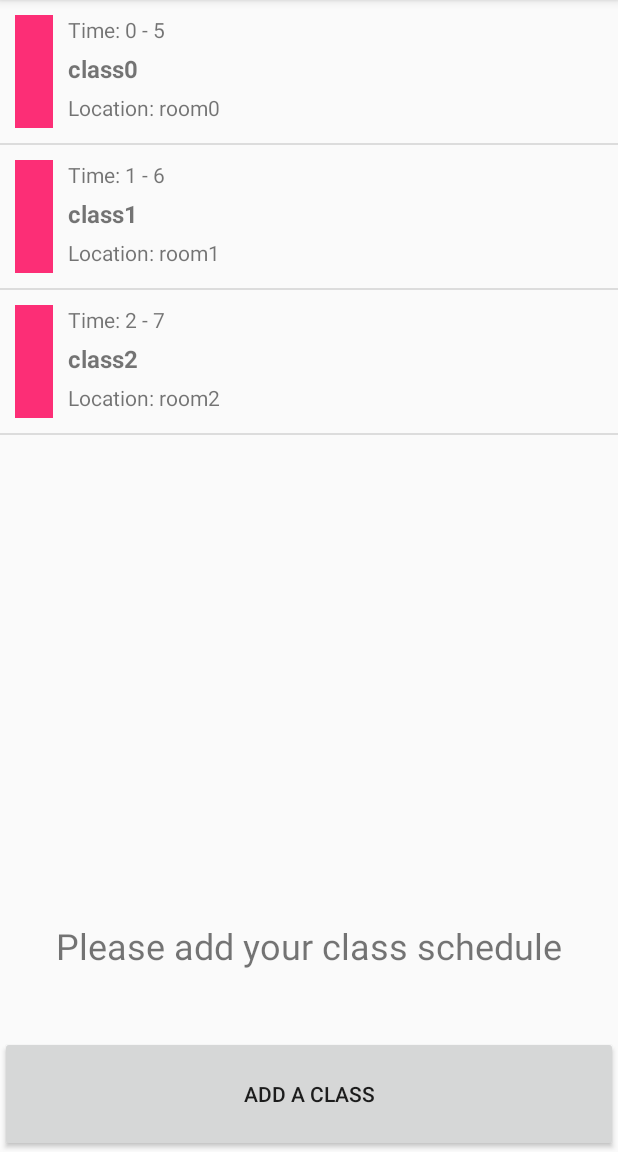
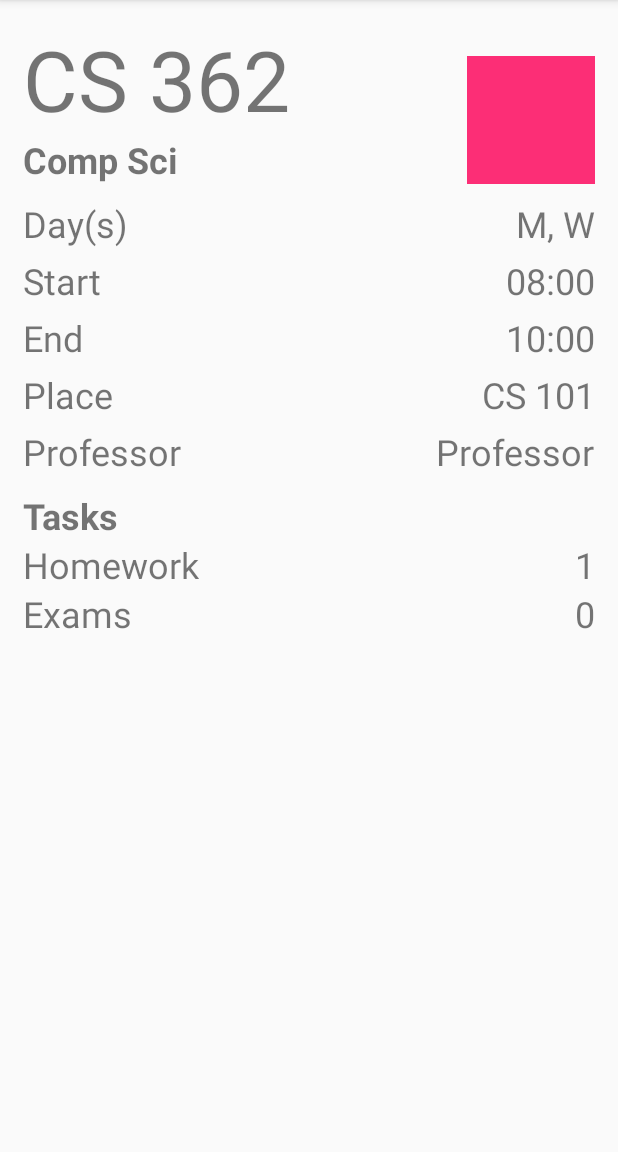
Before and after one commit to dannyboy15/cpsc362project, an Android app: the MainActivity screen opened directly, with no data from a screen before it, after a tap on "Time:", on a phone screen of 412 x 824 dp, the part 84-1236 px from its top. Run offline under Robolectric (Android 15) with nearby library versions, the phone set to English and light mode, and no system bars; 1 statement that could not run was skipped.

Commit message:
Add feature to click on list item to view more info.

```diff
--- a/app/src/main/AndroidManifest.xml
+++ b/app/src/main/AndroidManifest.xml
@@ -20,6 +20,7 @@
         </activity>
         <activity android:name=".Main2Activity" />
         <activity android:name=".MainActivity" />
+        <activity android:name=".ClassInfoFull" />
         <activity android:name=".SignUpActivity"></activity>
     </application>
 
--- a/app/src/main/java/titanimite/cpsc362/csuf/com/mycsuf/ClassAdapter.java
+++ b/app/src/main/java/titanimite/cpsc362/csuf/com/mycsuf/ClassAdapter.java
@@ -2,6 +2,7 @@ package titanimite.cpsc362.csuf.com.mycsuf;
 
 import android.app.Activity;
 import android.content.Context;
+import android.content.Intent;
 import android.content.res.Resources;
 import android.util.Log;
 import android.view.LayoutInflater;
@@ -17,6 +18,8 @@ import org.json.JSONObject;
 
 import java.util.ArrayList;
 
+import static android.content.Intent.FLAG_ACTIVITY_NEW_TASK;
+
 /**
  * Created by Daniel on 10/2/17.
  */
@@ -25,6 +28,7 @@ public class ClassAdapter extends BaseAdapter implements View.OnClickListener {
 
     /*********** Declare Used Variables *********/
     private Activity activity;
+    private Context context;
     private JSONArray data;
     private static LayoutInflater inflater = null;
     JSONObject tempValues = null;
@@ -33,10 +37,11 @@ public class ClassAdapter extends BaseAdapter implements View.OnClickListener {
 
 
     /*************  CustomAdapter Constructor *****************/
-    public ClassAdapter(Activity a, JSONArray d) {
+    public ClassAdapter(Activity a, Context c, JSONArray d) {
 
         /********** Take passed values **********/
         activity = a;
+        context = c;
         data = d;
 
         /***********  Layout inflator to call external xml layout () ***********/
@@ -127,6 +132,13 @@ public class ClassAdapter extends BaseAdapter implements View.OnClickListener {
 
             Toast toast = Toast.makeText(context, text, duration);
             toast.show();
+
+        Intent intent = new Intent(context, ClassInfoFull.class);
+        intent.addFlags(FLAG_ACTIVITY_NEW_TASK);
+        intent.putextra("your_extra","your_class_value");
+        context.startActivity(intent);
+
+//        finish();
     }
 
     /********* Create a holder Class to contain inflated xml file elements *********/
--- /dev/null
+++ b/app/src/main/java/titanimite/cpsc362/csuf/com/mycsuf/ClassInfoFull.java
@@ -0,0 +1,17 @@
+package titanimite.cpsc362.csuf.com.mycsuf;
+
+import android.os.Bundle;
+import android.support.annotation.Nullable;
+import android.support.v7.app.AppCompatActivity;
+
+/**
+ * Created by Daniel on 10/2/17.
+ */
+
+public class ClassInfoFull extends AppCompatActivity {
+    @Override
+    protected void onCreate(@Nullable Bundle savedInstanceState) {
+        super.onCreate(savedInstanceState);
+        setContentView(R.layout.activity_class_info_full);
+    }
+}
--- a/app/src/main/java/titanimite/cpsc362/csuf/com/mycsuf/MainActivity.java
+++ b/app/src/main/java/titanimite/cpsc362/csuf/com/mycsuf/MainActivity.java
@@ -45,7 +45,7 @@ public class MainActivity extends AppCompatActivity {
 
         getSampleData();
 
-        adapter = new ClassAdapter(this, allClasses);
+        adapter = new ClassAdapter(this, getApplicationContext(), allClasses);
         listView.setAdapter(adapter);
 
 //        addClassMsg = (TextView)findViewById(R.id.addClassMsgTextView);
--- /dev/null
+++ b/app/src/main/res/layout/activity_class_info_full.xml
@@ -0,0 +1,194 @@
+<?xml version="1.0" encoding="utf-8"?>
+<RelativeLayout xmlns:android="http://schemas.android.com/apk/res/android"
+    xmlns:app="http://schemas.android.com/apk/res-auto"
+    android:orientation="vertical" android:layout_width="match_parent"
+    android:layout_height="match_parent">
+
+    <TextView
+        android:id="@+id/classNum"
+        android:layout_width="wrap_content"
+        android:layout_height="wrap_content"
+        android:layout_alignParentLeft="true"
+        android:layout_alignParentStart="true"
+        android:layout_alignParentTop="true"
+        android:layout_marginLeft="15dp"
+        android:layout_marginTop="15dp"
+        android:text="CS 362"
+        android:textSize="56sp" />
+
+    <TextView
+        android:id="@+id/className"
+        android:layout_width="wrap_content"
+        android:layout_height="wrap_content"
+        android:layout_alignLeft="@+id/classNum"
+        android:layout_alignStart="@+id/classNum"
+        android:layout_below="@+id/classNum"
+        android:text="Comp Sci"
+        android:textSize="24dp"
+        android:textStyle="bold" />
+
+    <ImageView
+        android:id="@+id/classColor"
+        android:layout_width="85dp"
+        android:layout_height="85dp"
+        android:layout_alignParentEnd="true"
+        android:layout_alignParentRight="true"
+        android:layout_alignBottom="@id/className"
+        android:layout_marginEnd="15dp"
+        android:background="#fc2e76"
+        android:layout_marginRight="15dp" />
+
+    <TextView
+        android:id="@+id/daysText"
+        android:layout_width="wrap_content"
+        android:layout_height="wrap_content"
+        android:layout_alignLeft="@+id/classNum"
+        android:layout_alignStart="@+id/classNum"
+        android:layout_below="@+id/className"
+        android:layout_marginTop="10dp"
+        android:text="Day(s)"
+        android:textSize="24dp" />
+
+    <TextView
+        android:id="@+id/days"
+        android:layout_width="wrap_content"
+        android:layout_height="wrap_content"
+        android:layout_alignBottom="@id/daysText"
+        android:layout_alignRight="@id/classColor"
+        android:text="M, W"
+        android:textSize="24dp" />
+
+    <TextView
+        android:id="@+id/startTimeText"
+        android:layout_width="wrap_content"
+        android:layout_height="wrap_content"
+        android:layout_alignLeft="@+id/classNum"
+        android:layout_alignStart="@+id/classNum"
+        android:layout_below="@+id/daysText"
+        android:layout_marginTop="5dp"
+        android:text="Start"
+        android:textSize="24dp" />
+
+    <TextView
+        android:id="@+id/startTime"
+        android:layout_width="wrap_content"
+        android:layout_height="wrap_content"
+        android:layout_alignBottom="@id/startTimeText"
+        android:layout_alignRight="@id/classColor"
+        android:text="08:00"
+        android:textSize="24dp" />
+
+    <TextView
+        android:id="@+id/endTimeText"
+        android:layout_width="wrap_content"
+        android:layout_height="wrap_content"
+        android:layout_alignLeft="@+id/classNum"
+        android:layout_alignStart="@+id/classNum"
+        android:layout_below="@+id/startTimeText"
+        android:layout_marginTop="5dp"
+        android:text="End"
+        android:textSize="24dp" />
+
+    <TextView
+        android:id="@+id/endTime"
+        android:layout_width="wrap_content"
+        android:layout_height="wrap_content"
+        android:layout_alignBottom="@id/endTimeText"
+        android:layout_alignRight="@id/classColor"
+        android:text="10:00"
+        android:textSize="24dp" />
+
+    <TextView
+        android:id="@+id/locationText"
+        android:layout_width="wrap_content"
+        android:layout_height="wrap_content"
+        android:layout_alignLeft="@+id/classNum"
+        android:layout_alignStart="@+id/classNum"
+        android:layout_below="@+id/endTimeText"
+        android:layout_marginTop="5dp"
+        android:text="Place"
+        android:textSize="24dp" />
+
+    <TextView
+        android:id="@+id/location"
+        android:layout_width="wrap_content"
+        android:layout_height="wrap_content"
+        android:layout_alignBottom="@id/locationText"
+        android:layout_alignRight="@id/classColor"
+        android:text="CS 101"
+        android:textSize="24dp" />
+
+    <TextView
+        android:id="@+id/profText"
+        android:layout_width="wrap_content"
+        android:layout_height="wrap_content"
+        android:layout_alignLeft="@+id/classNum"
+        android:layout_alignStart="@+id/classNum"
+        android:layout_below="@+id/locationText"
+        android:layout_marginTop="5dp"
+        android:text="Professor"
+        android:textSize="24dp" />
+
+    <TextView
+        android:id="@+id/prof"
+        android:layout_width="wrap_content"
+        android:layout_height="wrap_content"
+        android:layout_alignBottom="@id/profText"
+        android:layout_alignRight="@id/classColor"
+        android:text="Professor"
+        android:textSize="24dp" />
+
+    <TextView
+        android:id="@+id/tasksText"
+        android:layout_width="wrap_content"
+        android:layout_height="wrap_content"
+        android:layout_alignLeft="@+id/classNum"
+        android:layout_alignStart="@+id/classNum"
+        android:layout_below="@+id/profText"
+        android:layout_marginTop="10dp"
+        android:text="Tasks"
+        android:textSize="24dp"
+        android:textStyle="bold" />
+
+    <TextView
+        android:id="@+id/homeworkText"
+        android:layout_width="wrap_content"
+        android:layout_height="wrap_content"
+        android:layout_alignLeft="@+id/classNum"
+        android:layout_alignStart="@+id/classNum"
+        android:layout_below="@+id/tasksText"
+        android:text="Homework"
+        android:textSize="24dp" />
+
+    <TextView
+        android:id="@+id/homework"
+        android:layout_width="wrap_content"
+        android:layout_height="wrap_content"
+        android:layout_alignBottom="@id/homeworkText"
+        android:layout_alignRight="@id/classColor"
+        android:layout_marginTop="5dp"
+        android:text="1"
+        android:textSize="24dp" />
+
+    <TextView
+        android:id="@+id/examsText"
+        android:layout_width="wrap_content"
+        android:layout_height="wrap_content"
+        android:layout_alignLeft="@+id/classNum"
+        android:layout_alignStart="@+id/classNum"
+        android:layout_below="@+id/homeworkText"
+        android:text="Exams"
+        android:textSize="24dp" />
+
+    <TextView
+        android:id="@+id/exams"
+        android:layout_width="wrap_content"
+        android:layout_height="wrap_content"
+        android:layout_alignBottom="@id/examsText"
+        android:layout_alignRight="@id/classColor"
+        android:text="0"
+        android:textSize="24dp" />
+
+
+
+</RelativeLayout>
--- a/app/src/main/res/values/colors.xml
+++ b/app/src/main/res/values/colors.xml
@@ -2,5 +2,5 @@
 <resources>
     <color name="colorPrimary">#3F51B5</color>
     <color name="colorPrimaryDark">#303F9F</color>
-    <color name="colorAccent">#FF4081</color>
+    <color name="colorAccent">#ff4081</color>
 </resources>
```
